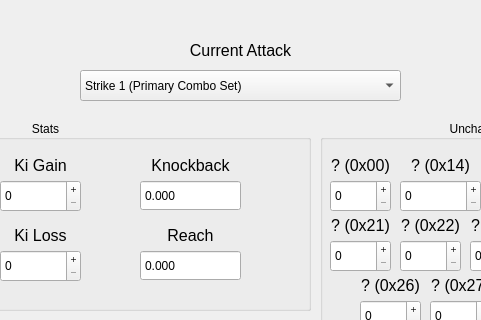
Old version of the form src/ui/paramSections/meleeframe.ui in the repository jagger1407/NeoStudio; both pictures show x 230 to 711 and y 0 to 320 of the 922 by 620 pixel window.
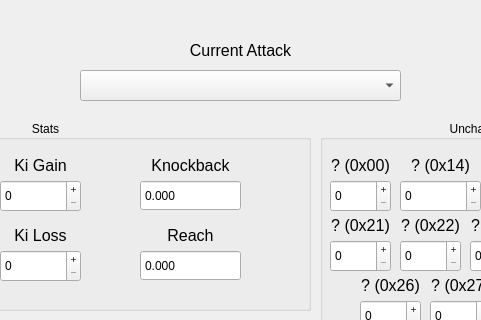
New version of the form.

What changed in the file:
```diff
--- a/src/ui/paramSections/meleeframe.ui
+++ b/src/ui/paramSections/meleeframe.ui
@@ -29,7 +29,7 @@
     <string notr="true"/>
    </property>
    <property name="currentIndex">
-    <number>0</number>
+    <number>-1</number>
    </property>
    <property name="sizeAdjustPolicy">
     <enum>QComboBox::AdjustToMinimumContentsLengthWithIcon</enum>
```
